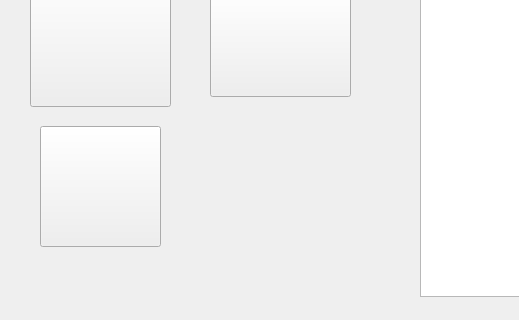
Before: the Qt Designer form src/mainwindow.ui in LLe27/Dentistry-School-Analysis-Tool, drawn with Qt 5; both pictures show x 0 to 519 and y 280 to 600 of the 800 by 600 pixel window.
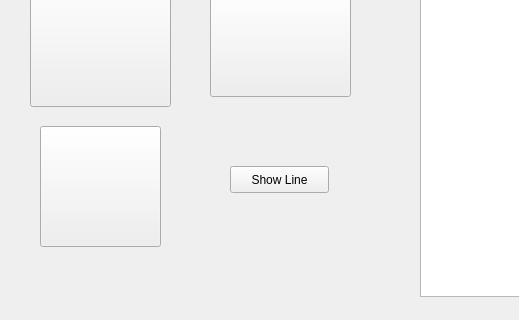
After: the same form once the commit is applied. Icons and pictures are not drawn.

Commit message: added line graph

Patch:
```diff
--- a/src/mainwindow.ui
+++ b/src/mainwindow.ui
@@ -276,6 +276,19 @@
      <string>Display Graph</string>
     </property>
    </widget>
+   <widget class="QPushButton" name="bntDisplayLine">
+    <property name="geometry">
+     <rect>
+      <x>230</x>
+      <y>410</y>
+      <width>99</width>
+      <height>27</height>
+     </rect>
+    </property>
+    <property name="text">
+     <string>Show Line</string>
+    </property>
+   </widget>
   </widget>
   <widget class="QMenuBar" name="menuBar">
    <property name="geometry">
```
Left out of the diff: 2 changed lines with no effect on the pictures. The commit also changes 2 other files.
